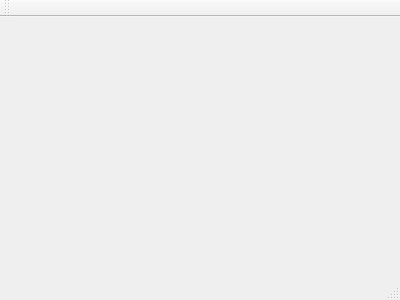
Above: BaseballTripProgram/mainwindow.ui from Luke-Clements/CS1D_GroupProject_2 before the change. Below: the same form after it.
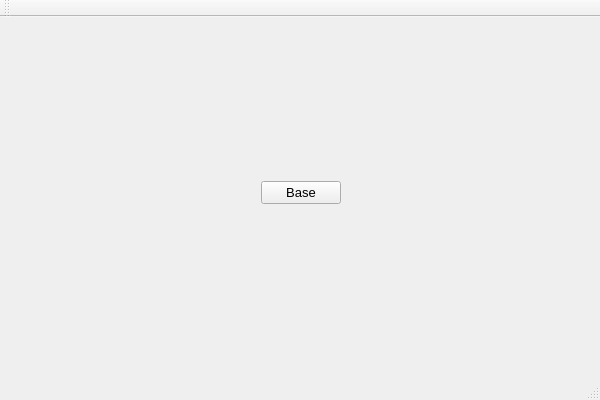
That is the form after the change.

```diff
--- a/BaseballTripProgram/mainwindow.ui
+++ b/BaseballTripProgram/mainwindow.ui
@@ -1,24 +1,122 @@
 <ui version="4.0">
  <class>MainWindow</class>
- <widget class="QMainWindow" name="MainWindow" >
-  <property name="geometry" >
+ <widget class="QMainWindow" name="MainWindow">
+  <property name="geometry">
    <rect>
     <x>0</x>
     <y>0</y>
-    <width>400</width>
-    <height>300</height>
+    <width>600</width>
+    <height>400</height>
    </rect>
   </property>
   <property name="windowTitle" >
    <string>MainWindow</string>
   </property>
-  <widget class="QMenuBar" name="menuBar" />
-  <widget class="QToolBar" name="mainToolBar" />
-  <widget class="QWidget" name="centralWidget" />
-  <widget class="QStatusBar" name="statusBar" />
+  <widget class="QWidget" name="centralWidget">
+   <widget class="QWidget" name="gridLayoutWidget">
+    <property name="geometry">
+     <rect>
+      <x>10</x>
+      <y>10</y>
+      <width>581</width>
+      <height>331</height>
+     </rect>
+    </property>
+    <layout class="QGridLayout" name="gridLayout">
+     <item row="1" column="1">
+      <widget class="QPushButton" name="BaseButton">
+       <property name="sizePolicy">
+        <sizepolicy hsizetype="Minimum" vsizetype="Minimum">
+         <horstretch>0</horstretch>
+         <verstretch>0</verstretch>
+        </sizepolicy>
+       </property>
+       <property name="font">
+        <font>
+         <pointsize>10</pointsize>
+        </font>
+       </property>
+       <property name="text">
+        <string>Base</string>
+       </property>
+      </widget>
+     </item>
+     <item row="1" column="0">
+      <spacer name="horizontalSpacer">
+       <property name="orientation">
+        <enum>Qt::Horizontal</enum>
+       </property>
+       <property name="sizeHint" stdset="0">
+        <size>
+         <width>40</width>
+         <height>20</height>
+        </size>
+       </property>
+      </spacer>
+     </item>
+     <item row="1" column="2">
+      <spacer name="horizontalSpacer_2">
+       <property name="orientation">
+        <enum>Qt::Horizontal</enum>
+       </property>
+       <property name="sizeHint" stdset="0">
+        <size>
+         <width>40</width>
+         <height>20</height>
+        </size>
+       </property>
+      </spacer>
+     </item>
+     <item row="2" column="1">
+      <spacer name="verticalSpacer">
+       <property name="orientation">
+        <enum>Qt::Vertical</enum>
+       </property>
+       <property name="sizeHint" stdset="0">
+        <size>
+         <width>20</width>
+         <height>40</height>
+        </size>
+       </property>
+      </spacer>
+     </item>
+     <item row="0" column="1">
+      <spacer name="verticalSpacer_2">
+       <property name="orientation">
+        <enum>Qt::Vertical</enum>
+       </property>
+       <property name="sizeHint" stdset="0">
+        <size>
+         <width>20</width>
+         <height>40</height>
+        </size>
+       </property>
+      </spacer>
+     </item>
+    </layout>
+   </widget>
+  </widget>
+  <widget class="QMenuBar" name="menuBar">
+   <property name="geometry">
+    <rect>
+     <x>0</x>
+     <y>0</y>
+     <width>600</width>
+     <height>21</height>
+    </rect>
+   </property>
+  </widget>
+  <widget class="QToolBar" name="mainToolBar">
+   <attribute name="toolBarArea">
+    <enum>TopToolBarArea</enum>
+   </attribute>
+   <attribute name="toolBarBreak">
+    <bool>false</bool>
+   </attribute>
+  </widget>
+  <widget class="QStatusBar" name="statusBar"/>
  </widget>
- <layoutDefault spacing="6" margin="11" />
- <pixmapfunction></pixmapfunction>
+ <layoutdefault spacing="6" margin="11"/>
  <resources/>
  <connections/>
 </ui>
```
Left out of the diff: 3 changed lines with no effect on the pictures.
